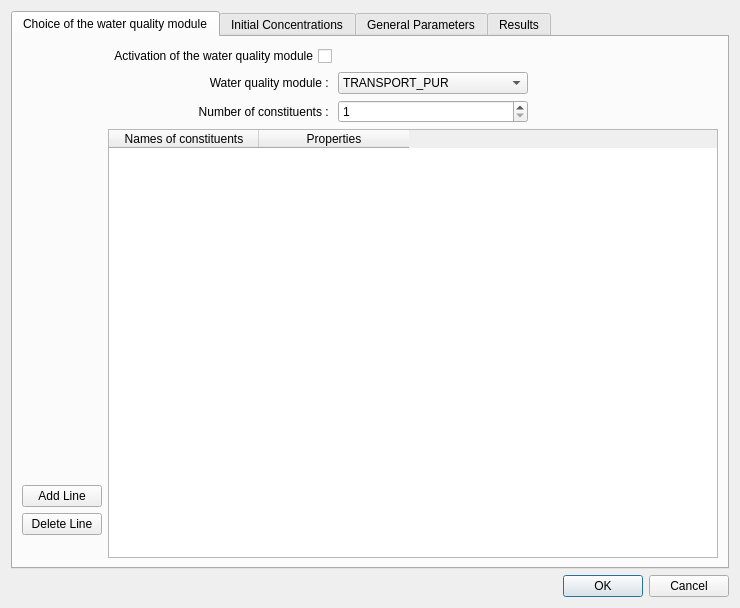
Artelia/Mascaret, file ui/ui_water_quality.ui: the form before one commit.
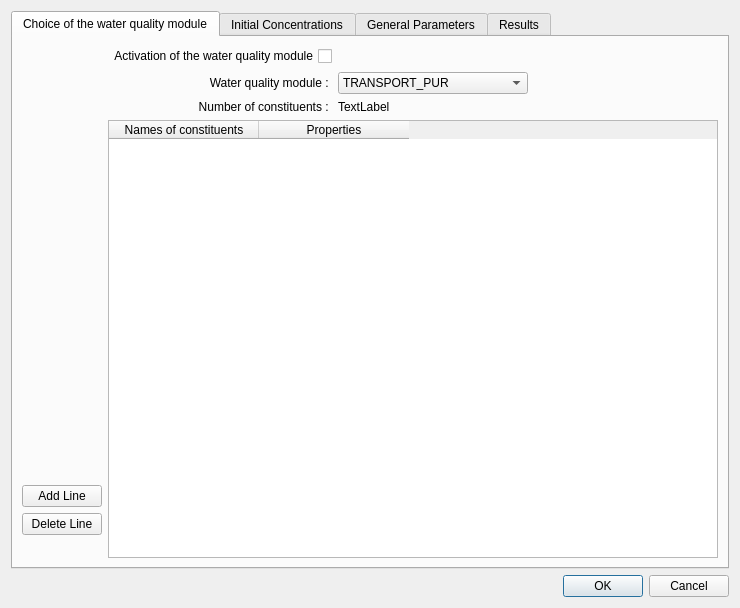
The form after the commit.

```diff
--- a/ui/ui_water_quality.ui
+++ b/ui/ui_water_quality.ui
@@ -136,12 +136,9 @@
           </spacer>
          </item>
          <item row="2" column="1">
-          <widget class="QSpinBox" name="nbTraceur">
-           <property name="minimum">
-            <number>1</number>
-           </property>
-           <property name="maximum">
-            <number>10</number>
+          <widget class="QLabel" name="nbTraceur">
+           <property name="text">
+            <string>TextLabel</string>
            </property>
           </widget>
          </item>
@@ -199,6 +196,22 @@
        </item>
        <item row="1" column="0">
         <layout class="QVBoxLayout" name="verticalLayout_5">
+         <item>
+          <spacer name="horizontalSpacer_9">
+           <property name="orientation">
+            <enum>Qt::Horizontal</enum>
+           </property>
+           <property name="sizeType">
+            <enum>QSizePolicy::Fixed</enum>
+           </property>
+           <property name="sizeHint" stdset="0">
+            <size>
+             <width>80</width>
+             <height>20</height>
+            </size>
+           </property>
+          </spacer>
+         </item>
          <item>
           <spacer name="verticalSpacer_7">
            <property name="orientation">
```
Left out of the diff: 102 changed lines with no effect on the pictures.
